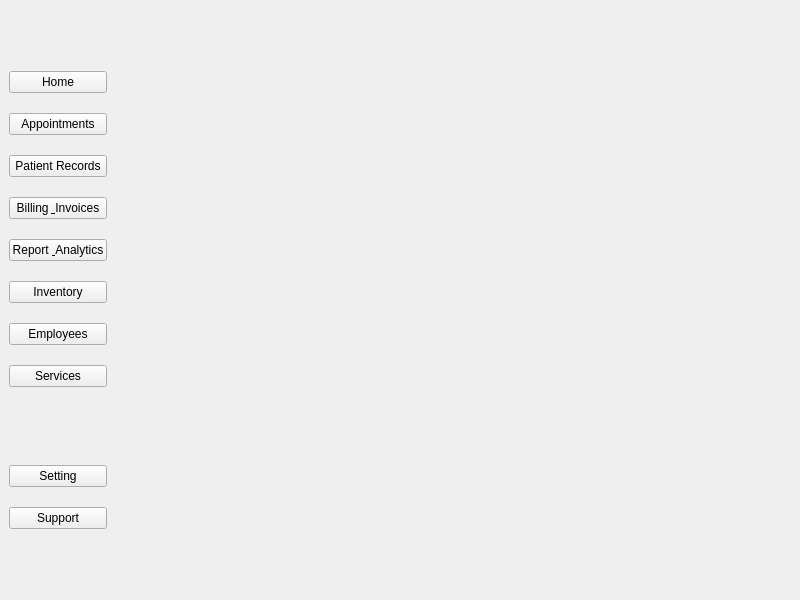
Above: MainUI.ui from ASNaeem/Simple-VCMS before the change. Below: the same form after it.
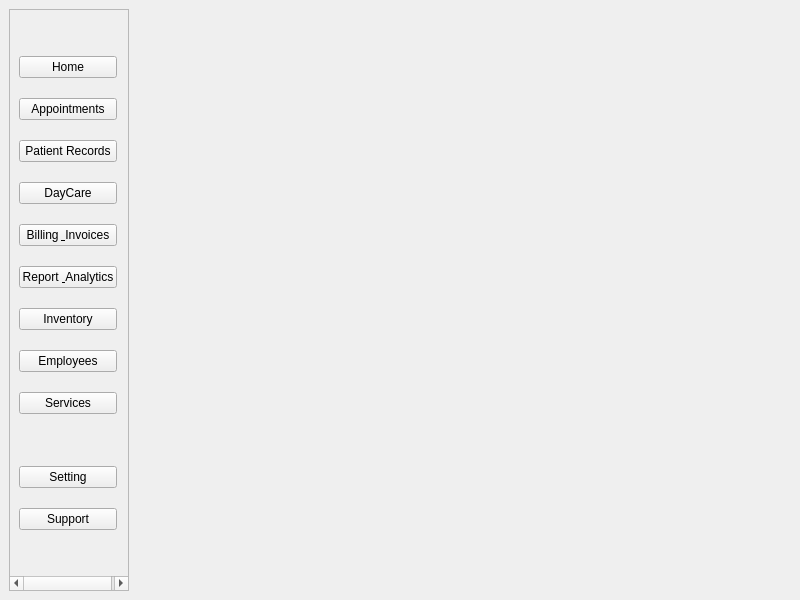
That is the form after the change.

The edit to the form file:
```diff
--- a/MainUI.ui
+++ b/MainUI.ui
@@ -14,9 +14,24 @@
    <string>VCMS || Dashboard</string>
   </property>
   <widget class="QWidget" name="centralwidget">
-   <layout class="QHBoxLayout" name="horizontalLayout" stretch="8,93">
+   <layout class="QHBoxLayout" name="horizontalLayout" stretch="17,93">
     <item>
-     <layout class="QGridLayout" name="gridLayout" rowstretch="0,0,0,0,0,0,0,0,0,0,0,0,0">
+     <widget class="QScrollArea" name="scrollArea">
+      <property name="widgetResizable">
+       <bool>true</bool>
+      </property>
+      <widget class="QWidget" name="scrollAreaWidgetContents">
+       <property name="geometry">
+        <rect>
+         <x>0</x>
+         <y>0</y>
+         <width>118</width>
+         <height>580</height>
+        </rect>
+       </property>
+       <layout class="QVBoxLayout" name="verticalLayout">
+        <item>
+         <layout class="QGridLayout" name="gridLayout" rowstretch="0,0,0,0,0,0,0,0,0,0,0,0,0,0,0">
       <property name="leftMargin">
        <number>0</number>
       </property>
@@ -32,76 +47,35 @@
       <property name="verticalSpacing">
        <number>20</number>
       </property>
-      <item row="2" column="0">
-       <widget class="QPushButton" name="button_appointments">
+          <item row="13" column="0">
+           <widget class="QPushButton" name="button_support">
         <property name="text">
-         <string>Appointments</string>
+             <string>Support</string>
         </property>
        </widget>
       </item>
-      <item row="4" column="0">
-       <widget class="QPushButton" name="button_billing">
-        <property name="text">
-         <string>Billing &amp; Invoices</string>
-        </property>
-       </widget>
-      </item>
-      <item row="1" column="0">
-       <widget class="QPushButton" name="button_home">
-        <property name="text">
-         <string>Home</string>
-        </property>
-       </widget>
-      </item>
-      <item row="7" column="0">
-       <widget class="QPushButton" name="button_employees">
-        <property name="text">
-         <string>Employees</string>
-        </property>
-       </widget>
-      </item>
-      <item row="8" column="0">
+          <item row="10" column="0">
        <widget class="QPushButton" name="button_services">
         <property name="text">
          <string>Services</string>
         </property>
        </widget>
       </item>
-      <item row="3" column="0">
+          <item row="4" column="0">
        <widget class="QPushButton" name="button_patients">
         <property name="text">
          <string>Patient Records</string>
         </property>
        </widget>
       </item>
-      <item row="0" column="0">
-       <spacer name="verticalSpacer">
-        <property name="orientation">
-         <enum>Qt::Vertical</enum>
-        </property>
-        <property name="sizeHint" stdset="0">
-         <size>
-          <width>20</width>
-          <height>40</height>
-         </size>
-        </property>
-       </spacer>
-      </item>
-      <item row="5" column="0">
-       <widget class="QPushButton" name="button_analytics">
+          <item row="9" column="0">
+           <widget class="QPushButton" name="button_employees">
         <property name="text">
-         <string>Report &amp; Analytics</string>
+             <string>Employees</string>
         </property>
        </widget>
       </item>
-      <item row="6" column="0">
-       <widget class="QPushButton" name="button_inventory">
-        <property name="text">
-         <string>Inventory</string>
-        </property>
-       </widget>
-      </item>
-      <item row="12" column="0">
+          <item row="14" column="0">
        <spacer name="verticalSpacer_2">
         <property name="orientation">
          <enum>Qt::Vertical</enum>
@@ -114,21 +88,7 @@
         </property>
        </spacer>
       </item>
-      <item row="10" column="0">
-       <widget class="QPushButton" name="button_setting">
-        <property name="text">
-         <string>Setting</string>
-        </property>
-       </widget>
-      </item>
       <item row="11" column="0">
-       <widget class="QPushButton" name="button_support">
-        <property name="text">
-         <string>Support</string>
-        </property>
-       </widget>
-      </item>
-      <item row="9" column="0">
        <spacer name="verticalSpacer_3">
         <property name="orientation">
          <enum>Qt::Vertical</enum>
@@ -141,7 +101,73 @@
         </property>
        </spacer>
       </item>
-     </layout>
+          <item row="3" column="0">
+           <widget class="QPushButton" name="button_appointments">
+            <property name="text">
+             <string>Appointments</string>
+            </property>
+           </widget>
+          </item>
+          <item row="12" column="0">
+           <widget class="QPushButton" name="button_setting">
+            <property name="text">
+             <string>Setting</string>
+            </property>
+           </widget>
+          </item>
+          <item row="2" column="0">
+           <widget class="QPushButton" name="button_home">
+            <property name="text">
+             <string>Home</string>
+            </property>
+           </widget>
+          </item>
+          <item row="8" column="0">
+           <widget class="QPushButton" name="button_inventory">
+            <property name="text">
+             <string>Inventory</string>
+            </property>
+           </widget>
+          </item>
+          <item row="6" column="0">
+           <widget class="QPushButton" name="button_billing">
+            <property name="text">
+             <string>Billing &amp; Invoices</string>
+            </property>
+           </widget>
+          </item>
+          <item row="7" column="0">
+           <widget class="QPushButton" name="button_analytics">
+            <property name="text">
+             <string>Report &amp; Analytics</string>
+            </property>
+           </widget>
+          </item>
+          <item row="5" column="0">
+           <widget class="QPushButton" name="pushButton">
+            <property name="text">
+             <string>DayCare</string>
+            </property>
+           </widget>
+          </item>
+          <item row="1" column="0">
+           <spacer name="verticalSpacer">
+            <property name="orientation">
+             <enum>Qt::Vertical</enum>
+            </property>
+            <property name="sizeHint" stdset="0">
+             <size>
+              <width>20</width>
+              <height>40</height>
+             </size>
+            </property>
+           </spacer>
+          </item>
+         </layout>
+        </item>
+       </layout>
+      </widget>
+     </widget>
     </item>
     <item>
      <widget class="QStackedWidget" name="stackedWidget">
```
Lines whose indentation alone changed are shown as unchanged.
